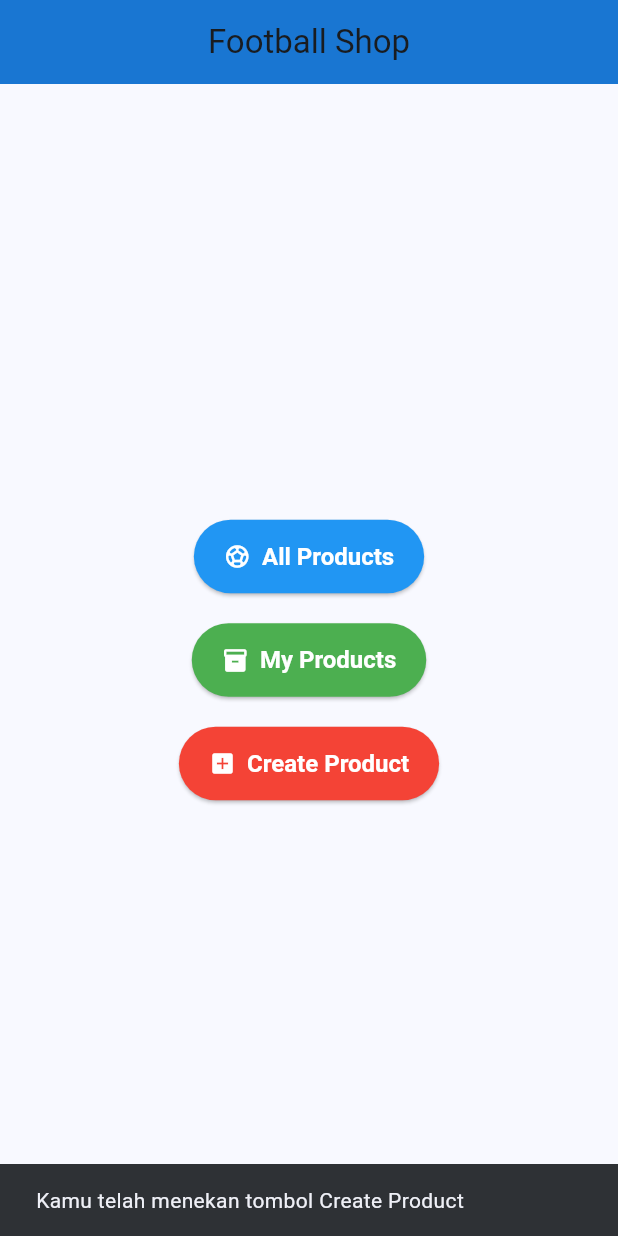
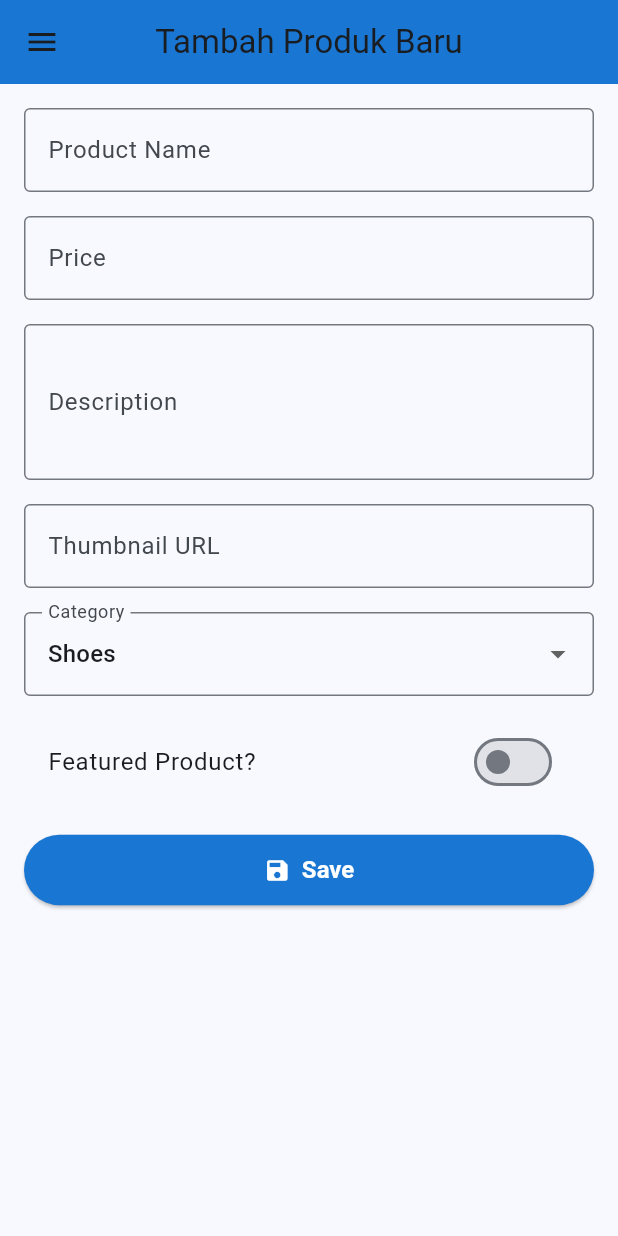
Before and after one commit to maknoon1a/athletica-sportsware-mobile, a Flutter app: the screen it shows after launch, after a tap on "Create Product", on a phone screen of 412 x 824 dp. Run offline on Flutter 3.47's test engine with Material 3 defaults, Android fonts, the phone set to English and light mode, and no system bars; network calls fail.

Commit message:
Tugas 8 v0

```diff
--- a/lib/main.dart
+++ b/lib/main.dart
@@ -1,5 +1,5 @@
 import 'package:flutter/material.dart';
-import 'menu.dart';
+import 'screens/menu.dart';
 
 void main() {
   runApp(const FootballShopApp());
--- a/lib/menu.dart
+++ /dev/null
@@ -1,85 +0,0 @@
-import 'package:flutter/material.dart';
-
-// Kelas MenuPage adalah StatelessWidget yang menampilkan halaman menu utama
-class MenuPage extends StatelessWidget {
-  const MenuPage({super.key});
-
-  // Method untuk menampilkan SnackBar dengan pesan tertentu
-  void _showSnackBar(BuildContext context, String message) {
-    ScaffoldMessenger.of(context).showSnackBar(
-      SnackBar(
-        content: Text(message),
-        duration: const Duration(seconds: 2),
-      ),
-    );
-  }
-
-  @override
-  Widget build(BuildContext context) {
-    return Scaffold(
-      // AppBar di bagian atas halaman
-      appBar: AppBar(
-        title: const Text('Football Shop'),
-        backgroundColor: Colors.blue.shade700,
-        centerTitle: true,
-      ),
-      // Body halaman dengan layout vertikal di tengah
-      body: Center(
-        child: Column(
-          mainAxisAlignment: MainAxisAlignment.center,
-          children: [
-            // Tombol untuk melihat semua produk
-            ElevatedButton.icon(
-              onPressed: () {
-                // Menampilkan SnackBar ketika tombol ditekan
-                _showSnackBar(context, 'Kamu telah menekan tombol All Products');
-              },
-              icon: const Icon(Icons.sports_soccer), // Icon bola
-              label: const Text('All Products'),
-              style: ElevatedButton.styleFrom(
-                backgroundColor: Colors.blue, // Warna background biru
-                foregroundColor: Colors.white, // Warna teks dan icon putih
-                padding: const EdgeInsets.symmetric(horizontal: 20, vertical: 15),
-                textStyle: const TextStyle(fontSize: 16, fontWeight: FontWeight.bold),
-              ),
-            ),
-            const SizedBox(height: 20), // Jarak antar tombol
-
-            // Tombol untuk melihat produk milik user
-            ElevatedButton.icon(
-              onPressed: () {
-                // Menampilkan SnackBar ketika tombol ditekan
-                _showSnackBar(context, 'Kamu telah menekan tombol My Products');
-              },
-              icon: const Icon(Icons.inventory_2), // Icon inventori
-              label: const Text('My Products'),
-              style: ElevatedButton.styleFrom(
-                backgroundColor: Colors.green, // Warna background hijau
-                foregroundColor: Colors.white, // Warna teks dan icon putih
-                padding: const EdgeInsets.symmetric(horizontal: 20, vertical: 15),
-                textStyle: const TextStyle(fontSize: 16, fontWeight: FontWeight.bold),
-              ),
-            ),
-            const SizedBox(height: 20), // Jarak antar tombol
-
-            // Tombol untuk membuat produk baru
-            ElevatedButton.icon(
-              onPressed: () {
-                // Menampilkan SnackBar ketika tombol ditekan
-                _showSnackBar(context, 'Kamu telah menekan tombol Create Product');
-              },
-              icon: const Icon(Icons.add_box), // Icon kotak tambah
-              label: const Text('Create Product'),
-              style: ElevatedButton.styleFrom(
-                backgroundColor: Colors.red, // Warna background merah
-                foregroundColor: Colors.white, // Warna teks dan icon putih
-                padding: const EdgeInsets.symmetric(horizontal: 20, vertical: 15),
-                textStyle: const TextStyle(fontSize: 16, fontWeight: FontWeight.bold),
-              ),
-            ),
-          ],
-        ),
-      ),
-    );
-  }
-}
--- /dev/null
+++ b/lib/screens/form_page.dart
@@ -0,0 +1,228 @@
+import 'package:flutter/material.dart';
+import '../widgets/left_drawer.dart';
+
+class ProductFormPage extends StatefulWidget {
+  const ProductFormPage({super.key});
+
+  @override
+  State<ProductFormPage> createState() => _ProductFormPageState();
+}
+
+class _ProductFormPageState extends State<ProductFormPage> {
+  // Kunci global untuk mengontrol status form (valid atau tidak)
+  final _formKey = GlobalKey<FormState>();
+
+  // Variabel penampung input pengguna
+  String _name = '';          // Nama produk
+  int _price = 0;             // Harga produk
+  String _description = '';   // Deskripsi produk
+  String _thumbnail = '';     // URL gambar produk
+  String _category = 'Shoes'; // Kategori default
+  bool _isFeatured = false;   // Status featured produk
+
+  // Daftar kategori untuk dropdown
+  final List<String> _categories = ['Shoes', 'Jersey', 'Accessories'];
+
+  @override
+  Widget build(BuildContext context) {
+    return Scaffold(
+      appBar: AppBar(
+        title: const Text('Tambah Produk Baru'),
+        backgroundColor: Colors.blue.shade700,
+        centerTitle: true,
+      ),
+      drawer: const LeftDrawer(),
+      body: Padding(
+        padding: const EdgeInsets.all(16.0),
+        child: Form(
+          key: _formKey, // Hubungkan form dengan GlobalKey agar bisa divalidasi
+          child: ListView(
+            children: [
+              // ==================== INPUT NAMA PRODUK ====================
+              TextFormField(
+                decoration: const InputDecoration(
+                  labelText: 'Product Name',
+                  border: OutlineInputBorder(),
+                ),
+                // Setiap kali user mengetik, simpan nilainya ke variabel _name
+                onChanged: (value) => setState(() => _name = value),
+                // Validator digunakan untuk memastikan input valid sebelum disubmit
+                validator: (value) {
+                  // Cek apakah kosong
+                  if (value == null || value.isEmpty) {
+                    return 'Name cannot be empty';
+                  }
+                  // Cek panjang minimal
+                  else if (value.length < 3) {
+                    return 'Name must be at least 3 characters';
+                  }
+                  // Cek panjang maksimal agar tidak terlalu panjang
+                  else if (value.length > 50) {
+                    return 'Name cannot exceed 50 characters';
+                  }
+                  return null; // Jika valid
+                },
+              ),
+              const SizedBox(height: 16),
+
+              // ==================== INPUT HARGA PRODUK ====================
+              TextFormField(
+                decoration: const InputDecoration(
+                  labelText: 'Price',
+                  border: OutlineInputBorder(),
+                ),
+                keyboardType: TextInputType.number, // Biar muncul keyboard angka
+                onChanged: (value) =>
+                    setState(() => _price = int.tryParse(value) ?? 0),
+                validator: (value) {
+                  if (value == null || value.isEmpty) {
+                    return 'Price cannot be empty';
+                  }
+                  final price = int.tryParse(value);
+                  // Cek apakah input bisa diubah ke angka
+                  if (price == null) {
+                    return 'Price must be a number';
+                  }
+                  // Cegah harga negatif
+                  else if (price < 0) {
+                    return 'Price cannot be negative';
+                  }
+                  return null;
+                },
+              ),
+              const SizedBox(height: 16),
+
+              // ==================== INPUT DESKRIPSI PRODUK ====================
+              TextFormField(
+                decoration: const InputDecoration(
+                  labelText: 'Description',
+                  border: OutlineInputBorder(),
+                ),
+                maxLines: 3, // Biar textarea lebih luas
+                onChanged: (value) => setState(() => _description = value),
+                validator: (value) {
+                  if (value == null || value.isEmpty) {
+                    return 'Description cannot be empty';
+                  }
+                  // Biar deskripsi gak terlalu pendek
+                  else if (value.length < 10) {
+                    return 'Description must be at least 10 characters';
+                  }
+                  // Batas panjang maksimal biar gak kebanyakan karakter
+                  else if (value.length > 200) {
+                    return 'Description cannot exceed 200 characters';
+                  }
+                  return null;
+                },
+              ),
+              const SizedBox(height: 16),
+
+              // ==================== INPUT URL THUMBNAIL ====================
+              TextFormField(
+                decoration: const InputDecoration(
+                  labelText: 'Thumbnail URL',
+                  border: OutlineInputBorder(),
+                ),
+                onChanged: (value) => setState(() => _thumbnail = value),
+                validator: (value) {
+                  if (value == null || value.isEmpty) {
+                    return 'Thumbnail URL cannot be empty';
+                  }
+
+                  // Pola regex (regular expression) untuk validasi URL
+                  // ^(https?:\/\/) → harus diawali http:// atau https://
+                  // .+\.(jpg|jpeg|png|gif)$ → harus diakhiri ekstensi gambar valid
+                  final pattern = r'^(https?:\/\/).+\.(jpg|jpeg|png|gif)$';
+
+                  // RegExp digunakan untuk mencocokkan pola (string matching)
+                  // Di sini kita memastikan format URL valid dan berisi file gambar
+                  if (!RegExp(pattern).hasMatch(value)) {
+                    return 'Invalid URL format (must start with http/https and end with .jpg/.png)';
+                  }
+                  return null;
+                },
+              ),
+              const SizedBox(height: 16),
+
+              // ==================== DROPDOWN KATEGORI PRODUK ====================
+              DropdownButtonFormField<String>(
+                decoration: const InputDecoration(
+                  labelText: 'Category',
+                  border: OutlineInputBorder(),
+                ),
+                value: _category, // Nilai awal kategori
+                items: _categories.map((String category) {
+                  // Buat setiap opsi dropdown dari list
+                  return DropdownMenuItem<String>(
+                    value: category,
+                    child: Text(category),
+                  );
+                }).toList(),
+                // Simpan kategori yang dipilih user
+                onChanged: (value) => setState(() => _category = value!),
+              ),
+              const SizedBox(height: 16),
+
+              // ==================== SWITCH FEATURED PRODUK ====================
+              // Memberi opsi apakah produk ini termasuk produk unggulan
+              SwitchListTile(
+                title: const Text('Featured Product?'),
+                value: _isFeatured,
+                onChanged: (value) => setState(() => _isFeatured = value),
+              ),
+              const SizedBox(height: 20),
+
+              // ==================== TOMBOL SIMPAN PRODUK ====================
+              ElevatedButton.icon(
+                icon: const Icon(Icons.save),
+                label: const Text('Save'),
+                style: ElevatedButton.styleFrom(
+                  backgroundColor: Colors.blue.shade700,
+                  foregroundColor: Colors.white,
+                  padding: const EdgeInsets.symmetric(vertical: 14),
+                  textStyle: const TextStyle(
+                    fontSize: 16,
+                    fontWeight: FontWeight.bold,
+                  ),
+                ),
+                onPressed: () {
+                  // Jalankan validasi seluruh form
+                  if (_formKey.currentState!.validate()) {
+                    // Kalau semua valid, munculkan pop-up menampilkan data yang dimasukkan user
+                    showDialog(
+                      context: context,
+                      builder: (context) => AlertDialog(
+                        title: const Text('Product Information'),
+                        content: SingleChildScrollView(
+                          child: ListBody(
+                            children: [
+                              Text('Name: $_name'),
+                              Text('Price: $_price'),
+                              Text('Description: $_description'),
+                              Text('Thumbnail: $_thumbnail'),
+                              Text('Category: $_category'),
+                              Text(
+                                'Featured: ${_isFeatured ? "Yes" : "No"}',
+                              ),
+                            ],
+                          ),
+                        ),
+                        actions: [
+                          // Tombol untuk menutup dialog
+                          TextButton(
+                            onPressed: () => Navigator.pop(context),
+                            child: const Text('OK'),
+                          ),
+                        ],
+                      ),
+                    );
+                  }
+                },
+              ),
+            ],
+          ),
+        ),
+      ),
+    );
+  }
+}
--- /dev/null
+++ b/lib/screens/menu.dart
@@ -0,0 +1,139 @@
+import 'package:flutter/material.dart';
+import 'package:athletica_sportswear/widgets/left_drawer.dart';
+import 'package:athletica_sportswear/widgets/product_card.dart';
+import 'package:athletica_sportswear/screens/form_page.dart';
+
+class MenuPage extends StatelessWidget {
+  const MenuPage({super.key});
+
+  @override
+  Widget build(BuildContext context) {
+    final ButtonStyle buttonStyle = ElevatedButton.styleFrom(
+      padding: const EdgeInsets.symmetric(horizontal: 24, vertical: 16),
+      shape: RoundedRectangleBorder(
+        borderRadius: BorderRadius.circular(12),
+      ),
+      textStyle: const TextStyle(
+        fontSize: 16,
+        fontWeight: FontWeight.w600,
+      ),
+      foregroundColor: Colors.white,
+    );
+
+    void showSnackBar(String message) {
+      ScaffoldMessenger.of(context).showSnackBar(
+        SnackBar(
+          content: Text(message),
+          duration: const Duration(seconds: 2),
+        ),
+      );
+    }
+
+    return Scaffold(
+      appBar: AppBar(
+        title: const Text('Football Shop'),
+        backgroundColor: Colors.green[700],
+        foregroundColor: Colors.white,
+      ),
+      drawer: const LeftDrawer(),
+      body: Padding(
+        padding: const EdgeInsets.all(16.0),
+        child: Column(
+          crossAxisAlignment: CrossAxisAlignment.start,
+          children: [
+            const Text(
+              'Daftar Produk',
+              style: TextStyle(fontSize: 24, fontWeight: FontWeight.bold),
+            ),
+            const SizedBox(height: 16),
+
+            // 🔹 Tombol-tombol sejajar
+            SingleChildScrollView(
+              scrollDirection: Axis.horizontal,
+              child: Row(
+                mainAxisAlignment: MainAxisAlignment.spaceEvenly,
+                children: [
+                  // All Products
+                  ElevatedButton.icon(
+                    onPressed: () {
+                      showSnackBar("Kamu telah menekan tombol All Products");
+                    },
+                    icon: const Icon(Icons.shopping_bag),
+                    label: const Text("All Products"),
+                    style: buttonStyle.copyWith(
+                      backgroundColor:
+                          WidgetStateProperty.all(Colors.blue.shade600),
+                    ),
+                  ),
+                  const SizedBox(width: 12),
+
+                  // My Products
+                  ElevatedButton.icon(
+                    onPressed: () {
+                      showSnackBar("Kamu telah menekan tombol My Products");
+                    },
+                    icon: const Icon(Icons.person),
+                    label: const Text("My Products"),
+                    style: buttonStyle.copyWith(
+                      backgroundColor:
+                          WidgetStateProperty.all(Colors.green.shade600),
+                    ),
+                  ),
+                  const SizedBox(width: 12),
+
+                  // Create Product (buka form tambah produk)
+                  ElevatedButton.icon(
+                    onPressed: () {
+                      Navigator.push(
+                        context,
+                        MaterialPageRoute(
+                          builder: (context) => const ProductFormPage(),
+                        ),
+                      );
+                    },
+                    icon: const Icon(Icons.add),
+                    label: const Text("Create Product"),
+                    style: buttonStyle.copyWith(
+                      backgroundColor:
+                          WidgetStateProperty.all(Colors.red.shade600),
+                    ),
+                  ),
+                ],
+              ),
+            ),
+
+            const SizedBox(height: 24),
+
+            // 🔹 Produk dummy
+            Expanded(
+              child: ListView(
+                children: const [
+                  ProductCard(
+                    name: 'Nike Phantom GX',
+                    price: 2999000,
+                    description:
+                        'Sepatu bola premium dengan kontrol bola maksimal.',
+                    thumbnail:
+                        'https://static.nike.com/a/images/c_limit,w_592,f_auto/t_product_v1/0d3e92c7-97f4-4dcf-8ef9-3e1d05cf0e15/phantom-gx-elite-fg-sepatu-bola-renda-kW6bVz.png',
+                    category: 'Sepatu',
+                    isFeatured: true,
+                  ),
+                  ProductCard(
+                    name: 'Adidas Predator',
+                    price: 2799000,
+                    description:
+                        'Sepatu legendaris untuk pengendalian bola tingkat tinggi.',
+                    thumbnail:
+                        'https://assets.adidas.com/images/w_600,f_auto,q_auto/b4b3439a4d6a49c6a929ae74012e37df_9366/Predator_Accuracy.1_Firm_Ground_Boots_HQ1024_22_model.jpg',
+                    category: 'Sepatu',
+                    isFeatured: false,
+                  ),
+                ],
+              ),
+            ),
+          ],
+        ),
+      ),
+    );
+  }
+}
--- /dev/null
+++ b/lib/widgets/left_drawer.dart
@@ -0,0 +1,68 @@
+import 'package:flutter/material.dart';
+import '../screens/menu.dart';
+import '../screens/form_page.dart';
+
+class LeftDrawer extends StatelessWidget {
+  const LeftDrawer({super.key});
+
+  @override
+  Widget build(BuildContext context) {
+    return Drawer(
+      child: ListView(
+        padding: EdgeInsets.zero, // biar header nempel di atas
+        children: [
+          // Drawer Header
+          DrawerHeader(
+            decoration: BoxDecoration(
+              color: Colors.blue.shade700,
+            ),
+            child: const Column(
+              mainAxisAlignment: MainAxisAlignment.center,
+              crossAxisAlignment: CrossAxisAlignment.start,
+              children: [
+                Icon(Icons.sports_soccer, color: Colors.white, size: 48),
+                SizedBox(height: 10),
+                Text(
+                  'Football Shop',
+                  style: TextStyle(
+                    color: Colors.white,
+                    fontSize: 22,
+                    fontWeight: FontWeight.bold,
+                  ),
+                ),
+              ],
+            ),
+          ),
+
+          // Opsi Halaman Utama
+          ListTile(
+            leading: const Icon(Icons.home),
+            title: const Text('Halaman Utama'),
+            onTap: () {
+              // Tutup drawer dulu
+              Navigator.pop(context);
+              // Ganti halaman ke MenuPage
+              Navigator.pushReplacement(
+                context,
+                MaterialPageRoute(builder: (context) => const MenuPage()),
+              );
+            },
+          ),
+
+          // Opsi Tambah Produk
+          ListTile(
+            leading: const Icon(Icons.add_box),
+            title: const Text('Tambah Produk'),
+            onTap: () {
+              Navigator.pop(context);
+              Navigator.pushReplacement(
+                context,
+                MaterialPageRoute(builder: (context) => const ProductFormPage()),
+              );
+            },
+          ),
+        ],
+      ),
+    );
+  }
+}
--- /dev/null
+++ b/lib/widgets/product_card.dart
@@ -0,0 +1,124 @@
+import 'package:flutter/material.dart';
+
+class ProductCard extends StatelessWidget {
+  final String name;
+  final int price;
+  final String description;
+  final String thumbnail;
+  final String category;
+  final bool isFeatured;
+
+  const ProductCard({
+    super.key,
+    required this.name,
+    required this.price,
+    required this.description,
+    required this.thumbnail,
+    required this.category,
+    required this.isFeatured,
+  });
+
+  @override
+  Widget build(BuildContext context) {
+    return Card(
+      elevation: 4,
+      margin: const EdgeInsets.symmetric(vertical: 10, horizontal: 16),
+      shape: RoundedRectangleBorder(
+        borderRadius: BorderRadius.circular(12),
+      ),
+      child: Padding(
+        padding: const EdgeInsets.all(12.0),
+        child: Row(
+          crossAxisAlignment: CrossAxisAlignment.start,
+          children: [
+            // 🔹 Gambar thumbnail
+            ClipRRect(
+              borderRadius: BorderRadius.circular(8),
+              child: Image.network(
+                thumbnail,
+                width: 90,
+                height: 90,
+                fit: BoxFit.cover,
+                errorBuilder: (context, error, stackTrace) {
+                  return Container(
+                    width: 90,
+                    height: 90,
+                    color: Colors.grey[300],
+                    child: const Icon(Icons.image_not_supported, size: 40),
+                  );
+                },
+              ),
+            ),
+            const SizedBox(width: 16),
+
+            // 🔹 Info produk
+            Expanded(
+              child: Column(
+                crossAxisAlignment: CrossAxisAlignment.start,
+                children: [
+                  // Nama produk
+                  Row(
+                    mainAxisAlignment: MainAxisAlignment.spaceBetween,
+                    children: [
+                      Text(
+                        name,
+                        style: const TextStyle(
+                          fontSize: 18,
+                          fontWeight: FontWeight.bold,
+                        ),
+                      ),
+                      if (isFeatured)
+                        Container(
+                          padding: const EdgeInsets.symmetric(
+                              horizontal: 8, vertical: 4),
+                          decoration: BoxDecoration(
+                            color: Colors.orange.shade400,
+                            borderRadius: BorderRadius.circular(6),
+                          ),
+                          child: const Text(
+                            'Featured',
+                            style: TextStyle(
+                              color: Colors.white,
+                              fontSize: 12,
+                              fontWeight: FontWeight.bold,
+                            ),
+                          ),
+                        ),
+                    ],
+                  ),
+                  const SizedBox(height: 4),
+
+                  // Kategori
+                  Text(
+                    category,
+                    style: TextStyle(color: Colors.grey.shade600),
+                  ),
+
+                  const SizedBox(height: 6),
+
+                  // Deskripsi singkat
+                  Text(
+                    description,
+                    maxLines: 2,
+                    overflow: TextOverflow.ellipsis,
+                  ),
+
+                  const SizedBox(height: 6),
+
+                  // Harga
+                  Text(
+                    'Rp $price',
+                    style: const TextStyle(
+                      color: Colors.blue,
+                      fontWeight: FontWeight.bold,
+                    ),
+                  ),
+                ],
+              ),
+            ),
+          ],
+        ),
+      ),
+    );
+  }
+}
```
Also changed, not shown: 1 other file.
